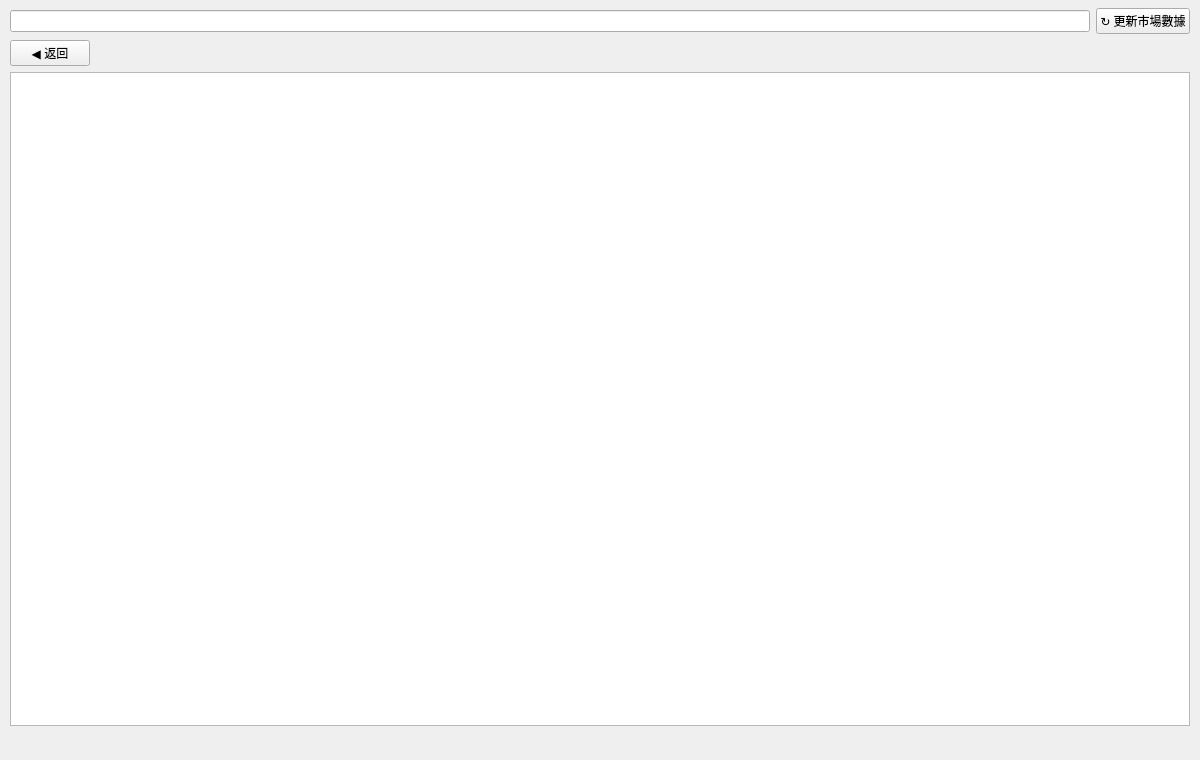
Before: the Qt Designer form gateway/ui/symbol_list_page.ui in frankiecsy-lab/broker-client, drawn with Qt 5.
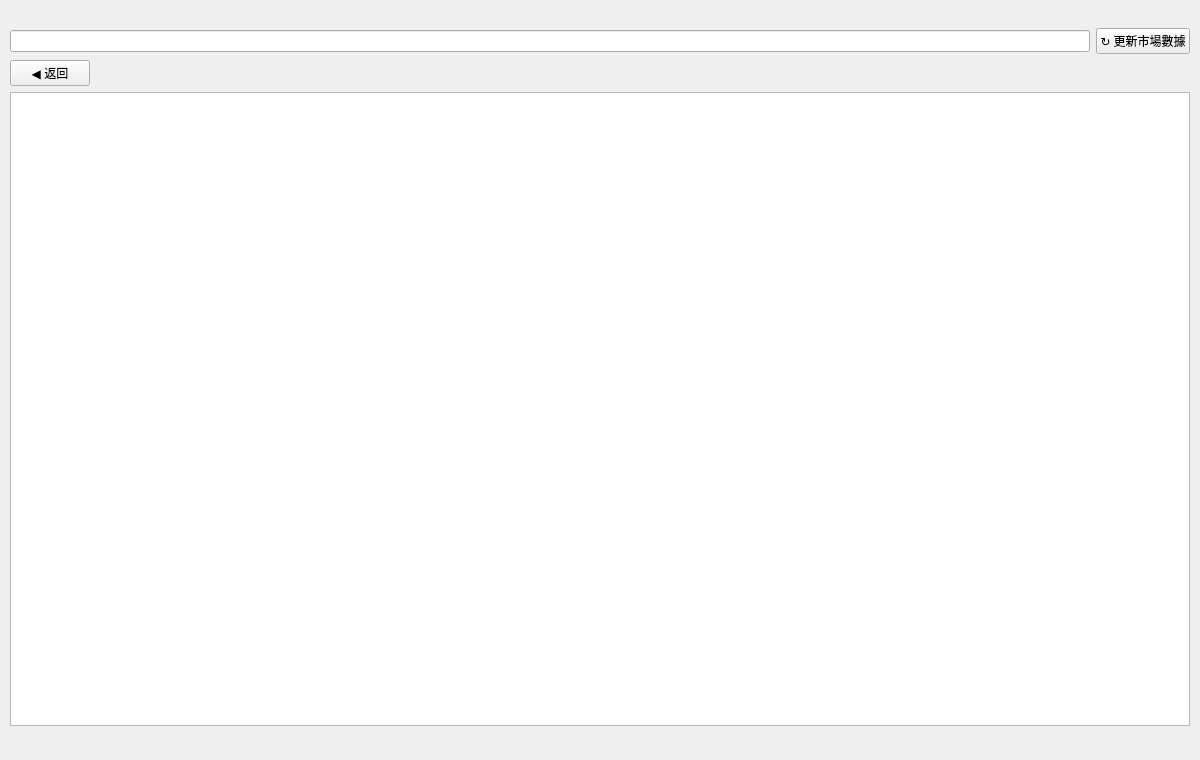
After: the same form once the commit is applied.

What changed in the file:
```diff
--- a/gateway/ui/symbol_list_page.ui
+++ b/gateway/ui/symbol_list_page.ui
@@ -16,6 +16,18 @@
    <property name="rightMargin"><number>10</number></property>
    <property name="bottomMargin"><number>8</number></property>
    <property name="spacing"><number>6</number></property>
+   <!-- 頁級使用說明（文案屬 i18n → symbol_list_page.py _TEXT）：篩選／搜尋語義、逐級查看、更新數據 -->
+   <item>
+    <widget class="QLabel" name="sl_page_note">
+     <property name="sizePolicy">
+      <sizepolicy hsizetype="Expanding" vsizetype="Preferred">
+       <horstretch>0</horstretch><verstretch>0</verstretch>
+      </sizepolicy>
+     </property>
+     <property name="wordWrap"><bool>true</bool></property>
+     <property name="text"><string/></property>
+    </widget>
+   </item>
    <!-- 頂欄：模糊搜尋 + 一鍵更新。placeholder／掣文字屬語言 → 由 symbol_list_page.py retranslate 填 -->
    <item>
     <layout class="QHBoxLayout" name="searchRow">
```
